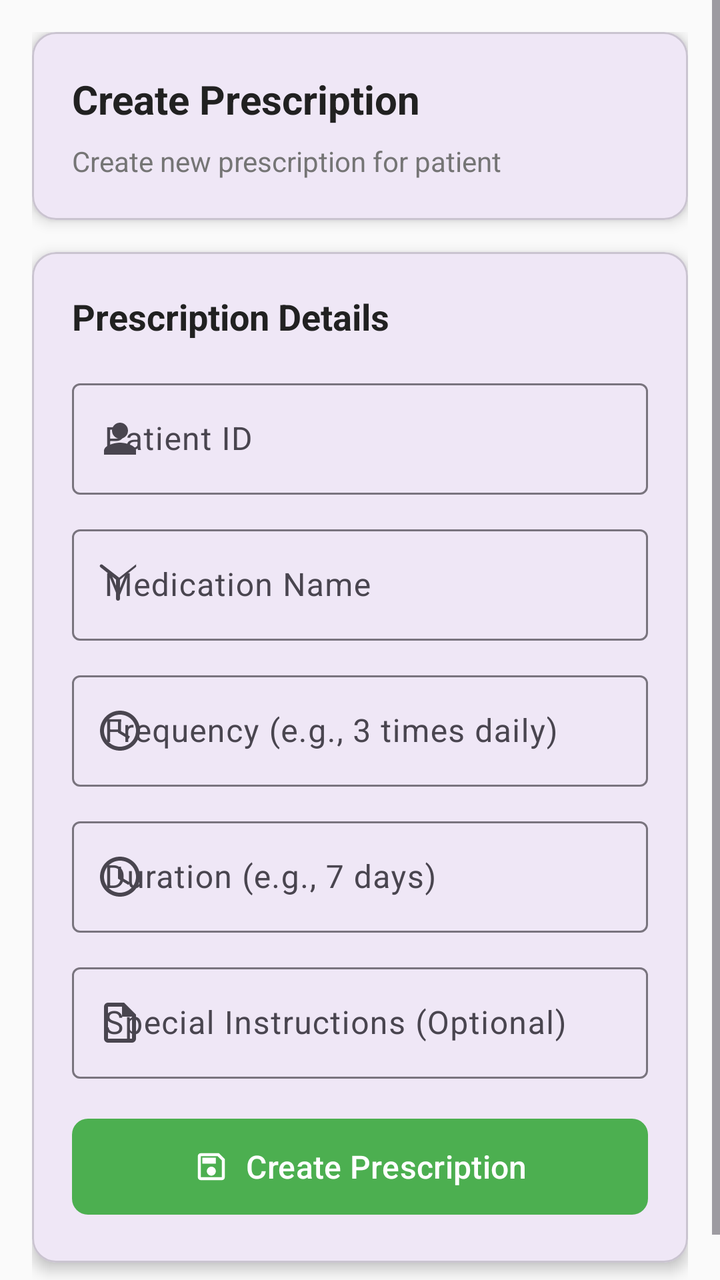
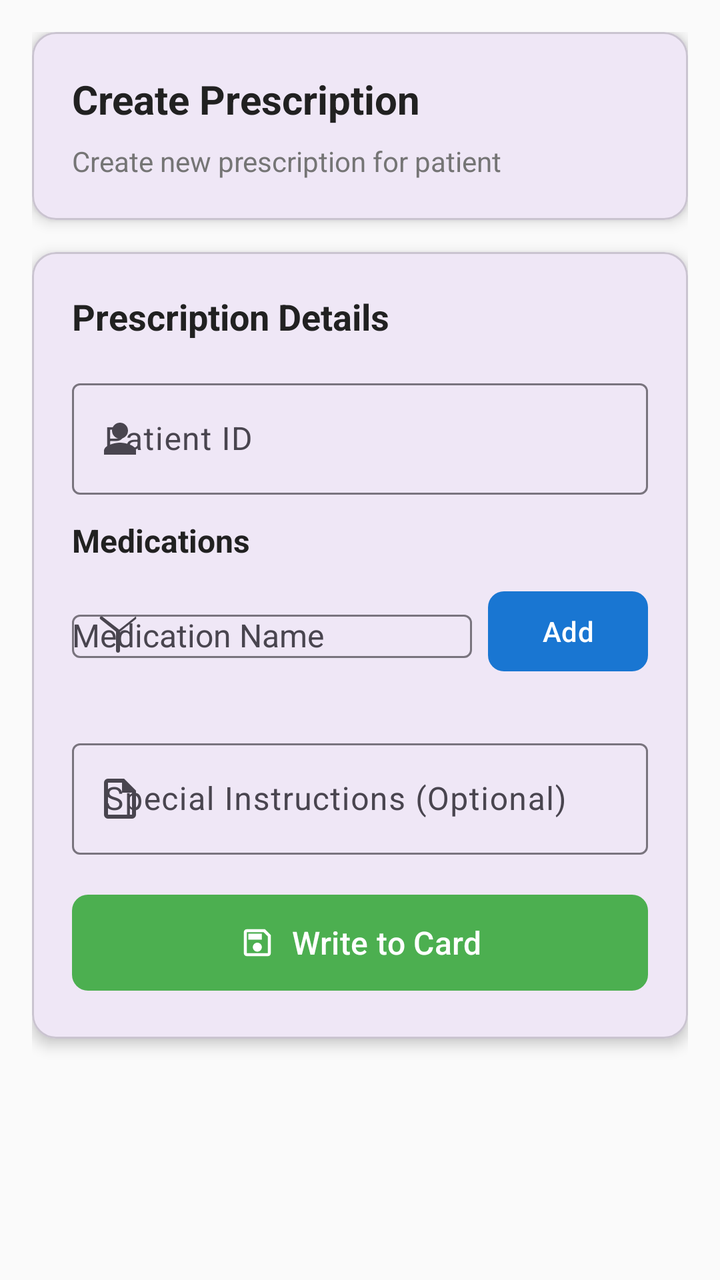

Screens rendered from an Android XML layout before and after an edit, with the pre-edit source and the edit as a unified diff.
<!-- AndroidManifest.xml: application theme Theme.H_CAS -->
<!-- res/layout/fragment_create_prescription.xml -->
<?xml version="1.0" encoding="utf-8"?>
<ScrollView xmlns:android="http://schemas.android.com/apk/res/android"
    xmlns:app="http://schemas.android.com/apk/res-auto"
    android:layout_width="match_parent"
    android:layout_height="match_parent"
    android:background="@color/background_light"
    android:fillViewport="true">

    <LinearLayout
        android:layout_width="match_parent"
        android:layout_height="wrap_content"
        android:orientation="vertical"
        android:padding="16dp">

        
        <com.google.android.material.card.MaterialCardView
            android:layout_width="match_parent"
            android:layout_height="wrap_content"
            android:layout_marginBottom="16dp"
            app:cardCornerRadius="12dp"
            app:cardElevation="4dp">

            <LinearLayout
                android:layout_width="match_parent"
                android:layout_height="wrap_content"
                android:orientation="vertical"
                android:padding="20dp">

                <TextView
                    android:layout_width="wrap_content"
                    android:layout_height="wrap_content"
                    android:text="Create Prescription"
                    android:textSize="20sp"
                    android:textStyle="bold"
                    android:textColor="@color/text_primary" />

                <TextView
                    android:layout_width="wrap_content"
                    android:layout_height="wrap_content"
                    android:layout_marginTop="8dp"
                    android:text="Create new prescription for patient"
                    android:textSize="14sp"
                    android:textColor="@color/text_secondary" />

            </LinearLayout>

        </com.google.android.material.card.MaterialCardView>

        
        <com.google.android.material.card.MaterialCardView
            android:layout_width="match_parent"
            android:layout_height="wrap_content"
            android:layout_marginBottom="16dp"
            app:cardCornerRadius="12dp"
            app:cardElevation="4dp">

            <LinearLayout
                android:layout_width="match_parent"
                android:layout_height="wrap_content"
                android:orientation="vertical"
                android:padding="20dp">

                <TextView
                    android:layout_width="wrap_content"
                    android:layout_height="wrap_content"
                    android:layout_marginBottom="16dp"
                    android:text="Prescription Details"
                    android:textSize="18sp"
                    android:textStyle="bold"
                    android:textColor="@color/text_primary" />

                
                <com.google.android.material.textfield.TextInputLayout
                    android:layout_width="match_parent"
                    android:layout_height="wrap_content"
                    android:layout_marginBottom="12dp"
                    android:hint="Patient ID"
                    app:startIconDrawable="@drawable/ic_person">

                    <com.google.android.material.textfield.TextInputEditText
                        android:id="@+id/patientIdInput"
                        android:layout_width="match_parent"
                        android:layout_height="wrap_content"
                        android:textSize="16sp"
                        android:inputType="text" />

                </com.google.android.material.textfield.TextInputLayout>

                
                <com.google.android.material.textfield.TextInputLayout
                    android:layout_width="match_parent"
                    android:layout_height="wrap_content"
                    android:layout_marginBottom="12dp"
                    android:hint="Medication Name"
                    app:startIconDrawable="@drawable/ic_medical_services">

                    <com.google.android.material.textfield.TextInputEditText
                        android:id="@+id/medicationInput"
                        android:layout_width="match_parent"
                        android:layout_height="wrap_content"
                        android:textSize="16sp"
                        android:inputType="text" />

                </com.google.android.material.textfield.TextInputLayout>

                
                <com.google.android.material.textfield.TextInputLayout
                    android:layout_width="match_parent"
                    android:layout_height="wrap_content"
                    android:layout_marginBottom="12dp"
                    android:hint="Frequency (e.g., 3 times daily)"
                    app:startIconDrawable="@drawable/ic_schedule">

                    <com.google.android.material.textfield.TextInputEditText
                        android:id="@+id/frequencyInput"
                        android:layout_width="match_parent"
                        android:layout_height="wrap_content"
                        android:textSize="16sp"
                        android:inputType="text" />

                </com.google.android.material.textfield.TextInputLayout>

                
                <com.google.android.material.textfield.TextInputLayout
                    android:layout_width="match_parent"
                    android:layout_height="wrap_content"
                    android:layout_marginBottom="12dp"
                    android:hint="Duration (e.g., 7 days)"
                    app:startIconDrawable="@drawable/ic_schedule">

                    <com.google.android.material.textfield.TextInputEditText
                        android:id="@+id/durationInput"
                        android:layout_width="match_parent"
                        android:layout_height="wrap_content"
                        android:textSize="16sp"
                        android:inputType="text" />

                </com.google.android.material.textfield.TextInputLayout>

                
                <com.google.android.material.textfield.TextInputLayout
                    android:layout_width="match_parent"
                    android:layout_height="wrap_content"
                    android:layout_marginBottom="16dp"
                    android:hint="Special Instructions (Optional)"
                    app:startIconDrawable="@drawable/ic_note">

                    <com.google.android.material.textfield.TextInputEditText
                        android:id="@+id/instructionsInput"
                        android:layout_width="match_parent"
                        android:layout_height="wrap_content"
                        android:textSize="16sp"
                        android:inputType="textMultiLine"
                        android:maxLines="3" />

                </com.google.android.material.textfield.TextInputLayout>

                
                <com.google.android.material.button.MaterialButton
                    android:id="@+id/createPrescriptionButton"
                    android:layout_width="match_parent"
                    android:layout_height="56dp"
                    android:text="Create Prescription"
                    android:textSize="16sp"
                    app:icon="@drawable/ic_save"
                    app:iconGravity="textStart"
                    app:cornerRadius="8dp"
                    app:backgroundTint="@color/success_green"
                    android:textColor="@color/white" />

            </LinearLayout>

        </com.google.android.material.card.MaterialCardView>

    </LinearLayout>

</ScrollView>
<!-- resources referenced by this layout -->
<resources>
  <color name="background_light">#FAFAFA</color>
  <color name="success_green">#4CAF50</color>
  <color name="text_primary">#212121</color>
  <color name="text_secondary">#757575</color>
  <color name="white">#FFFFFFFF</color>
  <!-- drawable ic_medical_services (drawable) -->
  <vector xmlns:android="http://schemas.android.com/apk/res/android"
      android:width="24dp"
      android:height="24dp"
      android:viewportWidth="24"
      android:viewportHeight="24"
      android:tint="?attr/colorOnSurface">
    <path
        android:fillColor="@android:color/white"
        android:pathData="M19.8,2l-8.2,6.5L3.2,2C2.9,1.8 2.4,1.8 2.1,2.1 1.8,2.4 1.8,2.9 2.1,3.2L10,9.5v9.5c0,0.6 0.4,1 1,1s1,-0.4 1,-1v-9.5l7.9,-6.3c0.3,-0.3 0.3,-0.8 0,-1.1C20.6,1.8 20.1,1.8 19.8,2z"/>
  </vector>
  <!-- drawable ic_note (drawable) -->
  <vector xmlns:android="http://schemas.android.com/apk/res/android"
      android:width="24dp"
      android:height="24dp"
      android:viewportWidth="24"
      android:viewportHeight="24"
      android:tint="?attr/colorOnSurface">
    <path
        android:fillColor="@android:color/white"
        android:pathData="M14,2H6A2,2 0 0,0 4,4V20A2,2 0 0,0 6,22H18A2,2 0 0,0 20,20V8L14,2M18,20H6V4H13V9H18V20Z"/>
  </vector>
  <!-- drawable ic_person (drawable) -->
  <vector xmlns:android="http://schemas.android.com/apk/res/android"
      android:width="24dp"
      android:height="24dp"
      android:viewportWidth="24"
      android:viewportHeight="24"
      android:tint="?attr/colorOnSurface">
    <path
        android:fillColor="@android:color/white"
        android:pathData="M12,12c2.21,0 4,-1.79 4,-4s-1.79,-4 -4,-4 -4,1.79 -4,4 1.79,4 4,4zM12,14c-2.67,0 -8,1.34 -8,4v2h16v-2c0,-2.66 -5.33,-4 -8,-4z"/>
  </vector>
  <!-- drawable ic_save (drawable) -->
  <vector xmlns:android="http://schemas.android.com/apk/res/android"
      android:width="24dp"
      android:height="24dp"
      android:viewportWidth="24"
      android:viewportHeight="24"
      android:tint="?attr/colorOnSurface">
    <path
        android:fillColor="@android:color/white"
        android:pathData="M17,3H5C3.89,3 3,3.9 3,5v14c0,1.1 0.89,2 2,2h14c1.1,0 2,-0.9 2,-2V7L17,3zM19,19H5V5h11.17L19,7.83V19zM12,12c-1.66,0 -3,1.34 -3,3s1.34,3 3,3 3,-1.34 3,-3 -1.34,-3 -3,-3zM6,6h9v4H6V6z"/>
  </vector>
  <!-- drawable ic_schedule (drawable) -->
  <vector xmlns:android="http://schemas.android.com/apk/res/android"
      android:width="24dp"
      android:height="24dp"
      android:viewportWidth="24"
      android:viewportHeight="24"
      android:tint="?attr/colorOnSurface">
    <path
        android:fillColor="@android:color/white"
        android:pathData="M11.99,2C6.47,2 2,6.48 2,12s4.47,10 9.99,10C17.52,22 22,17.52 22,12S17.52,2 11.99,2zM12,20c-4.42,0 -8,-3.58 -8,-8s3.58,-8 8,-8 8,3.58 8,8 -3.58,8 -8,8zM12.5,7H11v6l5.25,3.15 0.75,-1.23 -4.5,-2.67z"/>
  </vector>
  <style name="Theme.H_CAS" parent="Base.Theme.H_CAS" />
  <style name="Base.Theme.H_CAS" parent="Theme.Material3.DayNight.NoActionBar">
          
          
      </style>
</resources>

<!-- the commit's change to res/layout/fragment_create_prescription.xml (unified diff, before → after) -->
@@ -82,60 +82,69 @@
                         android:layout_width="match_parent"
                         android:layout_height="wrap_content"
                         android:textSize="16sp"
-                        android:inputType="text" />
+                        android:inputType="none"
+                        android:focusable="false"
+                        android:clickable="false"
+                        android:cursorVisible="false" />
 
                 </com.google.android.material.textfield.TextInputLayout>
 
                 
-                <com.google.android.material.textfield.TextInputLayout
+                <TextView
+                    android:layout_width="wrap_content"
+                    android:layout_height="wrap_content"
+                    android:layout_marginBottom="8dp"
+                    android:text="Medications"
+                    android:textSize="16sp"
+                    android:textStyle="bold"
+                    android:textColor="@color/text_primary" />
+
+                
+                <LinearLayout
+                    android:layout_width="match_parent"
+                    android:layout_height="wrap_content"
+                    android:orientation="horizontal"
+                    android:layout_marginBottom="12dp"
+                    android:gravity="center_vertical">
+
+                    <com.google.android.material.textfield.TextInputLayout
+                        android:layout_width="0dp"
+                        android:layout_height="wrap_content"
+                        android:layout_weight="1"
+                        android:layout_marginEnd="8dp"
+                        android:hint="Medication Name"
+                        app:startIconDrawable="@drawable/ic_medical_services">
+
+                        <AutoCompleteTextView
+                            android:id="@+id/medicationInput"
+                            android:layout_width="match_parent"
+                            android:layout_height="wrap_content"
+                            android:textSize="16sp"
+                            android:inputType="text"
+                            android:completionThreshold="1" />
+
+                    </com.google.android.material.textfield.TextInputLayout>
+
+                    <com.google.android.material.button.MaterialButton
+                        android:id="@+id/addMedicationButton"
+                        android:layout_width="wrap_content"
+                        android:layout_height="wrap_content"
+                        android:text="Add"
+                        android:textSize="14sp"
+                        app:cornerRadius="8dp"
+                        app:backgroundTint="@color/primary_blue"
+                        android:textColor="@color/white"
+                        android:minWidth="80dp" />
+
+                </LinearLayout>
+
+                
+                <androidx.recyclerview.widget.RecyclerView
+                    android:id="@+id/medicationsRecyclerView"
                     android:layout_width="match_parent"
                     android:layout_height="wrap_content"
                     android:layout_marginBottom="12dp"
-                    android:hint="Medication Name"
-                    app:startIconDrawable="@drawable/ic_medical_services">
-
-                    <com.google.android.material.textfield.TextInputEditText
-                        android:id="@+id/medicationInput"
-                        android:layout_width="match_parent"
-                        android:layout_height="wrap_content"
-                        android:textSize="16sp"
-                        android:inputType="text" />
-
-                </com.google.android.material.textfield.TextInputLayout>
-
-                
-                <com.google.android.material.textfield.TextInputLayout
-                    android:layout_width="match_parent"
-                    android:layout_height="wrap_content"
-                    android:layout_marginBottom="12dp"
-                    android:hint="Frequency (e.g., 3 times daily)"
-                    app:startIconDrawable="@drawable/ic_schedule">
-
-                    <com.google.android.material.textfield.TextInputEditText
-                        android:id="@+id/frequencyInput"
-                        android:layout_width="match_parent"
-                        android:layout_height="wrap_content"
-                        android:textSize="16sp"
-                        android:inputType="text" />
-
-                </com.google.android.material.textfield.TextInputLayout>
-
-                
-                <com.google.android.material.textfield.TextInputLayout
-                    android:layout_width="match_parent"
-                    android:layout_height="wrap_content"
-                    android:layout_marginBottom="12dp"
-                    android:hint="Duration (e.g., 7 days)"
-                    app:startIconDrawable="@drawable/ic_schedule">
-
-                    <com.google.android.material.textfield.TextInputEditText
-                        android:id="@+id/durationInput"
-                        android:layout_width="match_parent"
-                        android:layout_height="wrap_content"
-                        android:textSize="16sp"
-                        android:inputType="text" />
-
-                </com.google.android.material.textfield.TextInputLayout>
+                    android:nestedScrollingEnabled="false" />
 
                 
                 <com.google.android.material.textfield.TextInputLayout
@@ -160,7 +169,7 @@
                     android:id="@+id/createPrescriptionButton"
                     android:layout_width="match_parent"
                     android:layout_height="56dp"
-                    android:text="Create Prescription"
+                    android:text="Write to Card"
                     android:textSize="16sp"
                     app:icon="@drawable/ic_save"
                     app:iconGravity="textStart"
<!-- resource entries referenced after the edit -->
@@ -1,6 +1,7 @@
 <!-- resources referenced by this layout -->
 <resources>
   <color name="background_light">#FAFAFA</color>
+  <color name="primary_blue">#1976D2</color>
   <color name="success_green">#4CAF50</color>
   <color name="text_primary">#212121</color>
   <color name="text_secondary">#757575</color>
@@ -49,17 +50,6 @@
         android:fillColor="@android:color/white"
         android:pathData="M17,3H5C3.89,3 3,3.9 3,5v14c0,1.1 0.89,2 2,2h14c1.1,0 2,-0.9 2,-2V7L17,3zM19,19H5V5h11.17L19,7.83V19zM12,12c-1.66,0 -3,1.34 -3,3s1.34,3 3,3 3,-1.34 3,-3 -1.34,-3 -3,-3zM6,6h9v4H6V6z"/>
   </vector>
-  <!-- drawable ic_schedule (drawable) -->
-  <vector xmlns:android="http://schemas.android.com/apk/res/android"
-      android:width="24dp"
-      android:height="24dp"
-      android:viewportWidth="24"
-      android:viewportHeight="24"
-      android:tint="?attr/colorOnSurface">
-    <path
-        android:fillColor="@android:color/white"
-        android:pathData="M11.99,2C6.47,2 2,6.48 2,12s4.47,10 9.99,10C17.52,22 22,17.52 22,12S17.52,2 11.99,2zM12,20c-4.42,0 -8,-3.58 -8,-8s3.58,-8 8,-8 8,3.58 8,8 -3.58,8 -8,8zM12.5,7H11v6l5.25,3.15 0.75,-1.23 -4.5,-2.67z"/>
-  </vector>
   <style name="Theme.H_CAS" parent="Base.Theme.H_CAS" />
   <style name="Base.Theme.H_CAS" parent="Theme.Material3.DayNight.NoActionBar">
           
